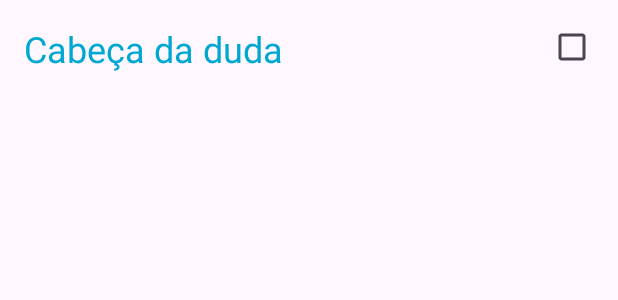
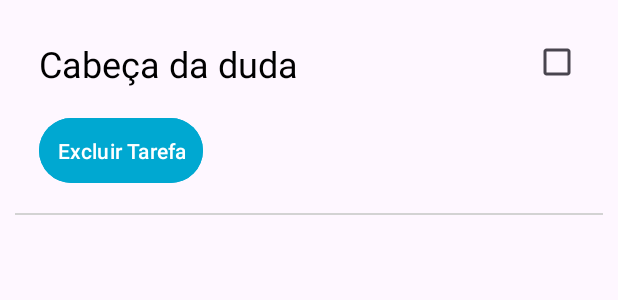
Before and after one commit to fatekkl/Android-TaskList, an Android app: the layout task_item.xml on its own in the app's theme, with its tools: preview values and no code run, on a phone screen of 412 x 824 dp. Shown: the top 300 px of the screen. Run offline under Robolectric (Android 15) with nearby library versions, the phone set to English and light mode, and no system bars.

Commit message:
add delete button & new color

```diff
--- a/app/src/main/res/layout/task_item.xml
+++ b/app/src/main/res/layout/task_item.xml
@@ -2,8 +2,10 @@
 <androidx.constraintlayout.widget.ConstraintLayout xmlns:android="http://schemas.android.com/apk/res/android"
     android:layout_width="match_parent"
     android:layout_height="wrap_content"
+    android:padding="10dp"
     xmlns:app="http://schemas.android.com/apk/res-auto"
     xmlns:tools="http://schemas.android.com/tools">
+
 
     <TextView
         android:id="@+id/task_name"
@@ -14,8 +16,22 @@
         android:layout_height="wrap_content"
         android:layout_margin="16dp"
         android:text="aaa"
-        android:textColor="#00A8D1"
+        android:textColor="#000"
         android:textSize="24sp" />
+
+    <Button
+        android:id="@+id/task_button"
+        android:layout_width="wrap_content"
+        android:layout_height="wrap_content"
+        app:layout_constraintStart_toStartOf="parent"
+        android:layout_margin="16dp"
+        app:layout_constraintTop_toBottomOf="@+id/task_name"
+        android:backgroundTint="#00A8D1"
+        android:text="Excluir Tarefa"
+        android:textColor="#FFFFFF"
+        android:padding="12dp"
+        android:radius="12dp"
+        android:elevation="0dp"/>
 
     <CheckBox
         android:id="@+id/task_checkbox"
@@ -27,6 +43,13 @@
         app:layout_constraintTop_toTopOf="parent"
         />
 
+    <View
+        android:id="@+id/divider"
+        android:layout_width="match_parent"
+        android:layout_height="1dp"
+        android:layout_marginTop="16dp"
+        android:background="#D3D3D3"
+        app:layout_constraintTop_toBottomOf="@id/task_button" />
 
 
 
--- a/app/src/main/res/values/colors.xml
+++ b/app/src/main/res/values/colors.xml
@@ -2,4 +2,5 @@
 <resources>
     <color name="black">#FF000000</color>
     <color name="white">#FFFFFFFF</color>
+    <color name="red">#FF0000</color>
 </resources>
```
